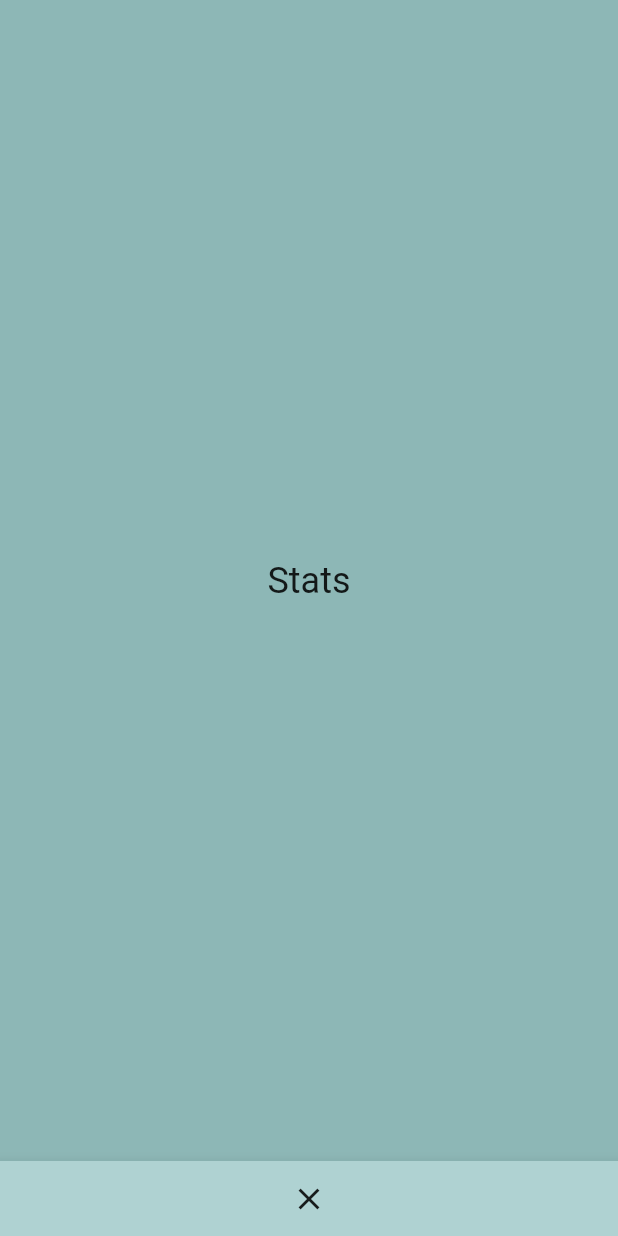
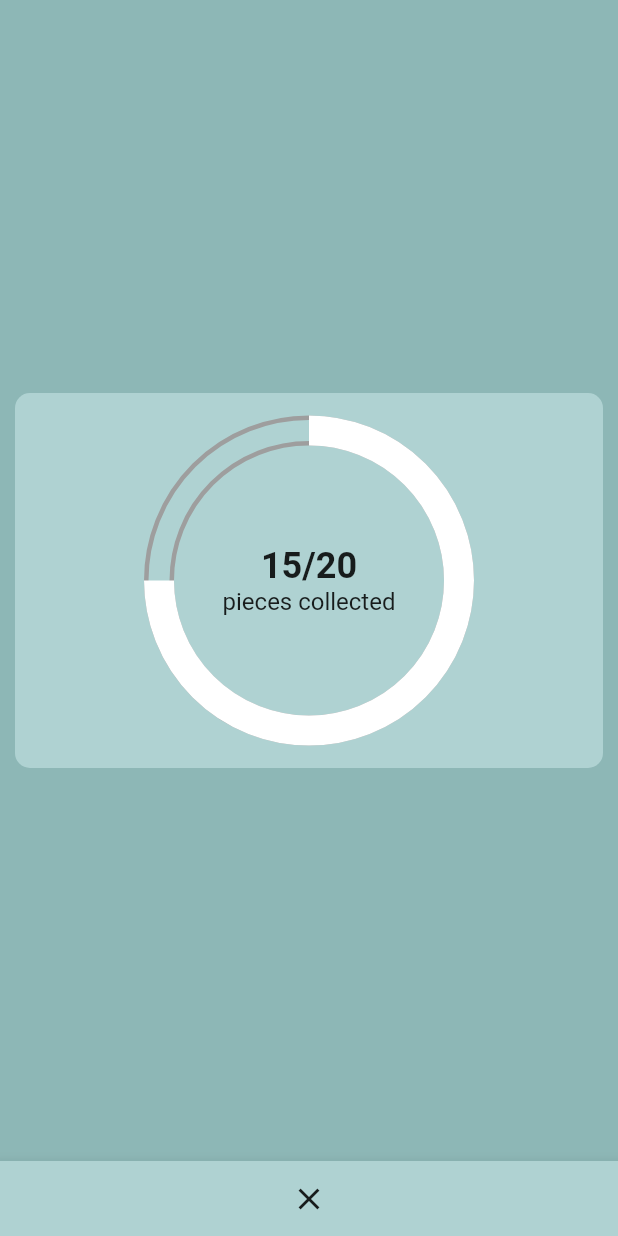
Before and after one commit to roshankern/TaskZoo, a Flutter app: the StatsPage screen opened directly, after a tap on the "close" icon, on a phone screen of 412 x 824 dp. Run offline on Flutter 3.47's test engine with Material 2 defaults, Android fonts, the phone set to English and light mode, and no system bars; our stand-ins replace flutter_svg, font_awesome_flutter.

Commit message:
add pieces collceted card

```diff
--- a/lib/pages/stats_page.dart
+++ b/lib/pages/stats_page.dart
@@ -1,4 +1,86 @@
 import 'package:flutter/material.dart';
+
+class Circle extends CustomPainter {
+  @override
+  void paint(Canvas canvas, Size size) {
+    var paint = Paint()
+      ..color = Colors.grey
+      ..strokeWidth = 3
+      ..style = PaintingStyle.stroke;
+
+    canvas.drawCircle(size.center(Offset.zero), size.width / 2, paint);
+  }
+
+  @override
+  bool shouldRepaint(CustomPainter oldDelegate) => false;
+}
+
+Widget getPiecesProgressCard(
+    BuildContext context, int piecesCollected, int totalPieces, {double circularProgressDiameter = 200, double circularProgressStroke = 20}) {
+  double progress = piecesCollected / totalPieces;
+
+  return Padding(
+    padding: const EdgeInsets.all(10.0),
+    child: Container(
+      width: MediaQuery.of(context).size.width,
+      padding: const EdgeInsets.all(15.0),
+      decoration: BoxDecoration(
+        borderRadius: BorderRadius.circular(10.0),
+        color: Theme.of(context).unselectedWidgetColor,
+      ),
+      child: Column(
+        mainAxisAlignment: MainAxisAlignment.center,
+        children: <Widget>[
+          SizedBox(
+            height: 220,
+            child: Stack(
+              alignment: Alignment.center,
+              children: <Widget>[
+                CustomPaint(
+                  painter: Circle(),
+                  child: Container(
+                    height: (circularProgressDiameter+circularProgressStroke)-3,
+                    width: (circularProgressDiameter+circularProgressStroke)-3,
+                  ),
+                ),
+                CustomPaint(
+                  painter: Circle(),
+                  child: Container(
+                    height: (circularProgressDiameter-circularProgressStroke)+3,
+                    width: (circularProgressDiameter-circularProgressStroke)+3,
+                  ),
+                ),
+                Container(
+                  height: circularProgressDiameter,
+                  width: circularProgressDiameter,
+                  child: CircularProgressIndicator(
+                    value: progress,
+                    strokeWidth: circularProgressStroke,
+                    color: Colors.white,
+                  ),
+                ),
+                Column(
+                  mainAxisAlignment: MainAxisAlignment.center,
+                  children: <Widget>[
+                    Text(
+                      '$piecesCollected/$totalPieces',
+                      style:
+                          TextStyle(fontSize: 24, fontWeight: FontWeight.bold),
+                    ),
+                    Text(
+                      'pieces collected',
+                      style: TextStyle(fontSize: 16),
+                    ),
+                  ],
+                ),
+              ],
+            ),
+          ),
+        ],
+      ),
+    ),
+  );
+}
 
 class StatsPage extends StatelessWidget {
   const StatsPage({Key? key}) : super(key: key);
@@ -6,9 +88,10 @@ class StatsPage extends StatelessWidget {
   @override
   Widget build(BuildContext context) {
     return Scaffold(
-      body: const Center(
-        child: Text('Stats', style: TextStyle(fontSize: 24)),
-      ),
+      body: Column(
+          crossAxisAlignment: CrossAxisAlignment.center,
+          mainAxisAlignment: MainAxisAlignment.center,
+          children: [getPiecesProgressCard(context, 15, 20)]),
       bottomNavigationBar: BottomAppBar(
         height: 50,
         color: Theme.of(context).unselectedWidgetColor,
```
